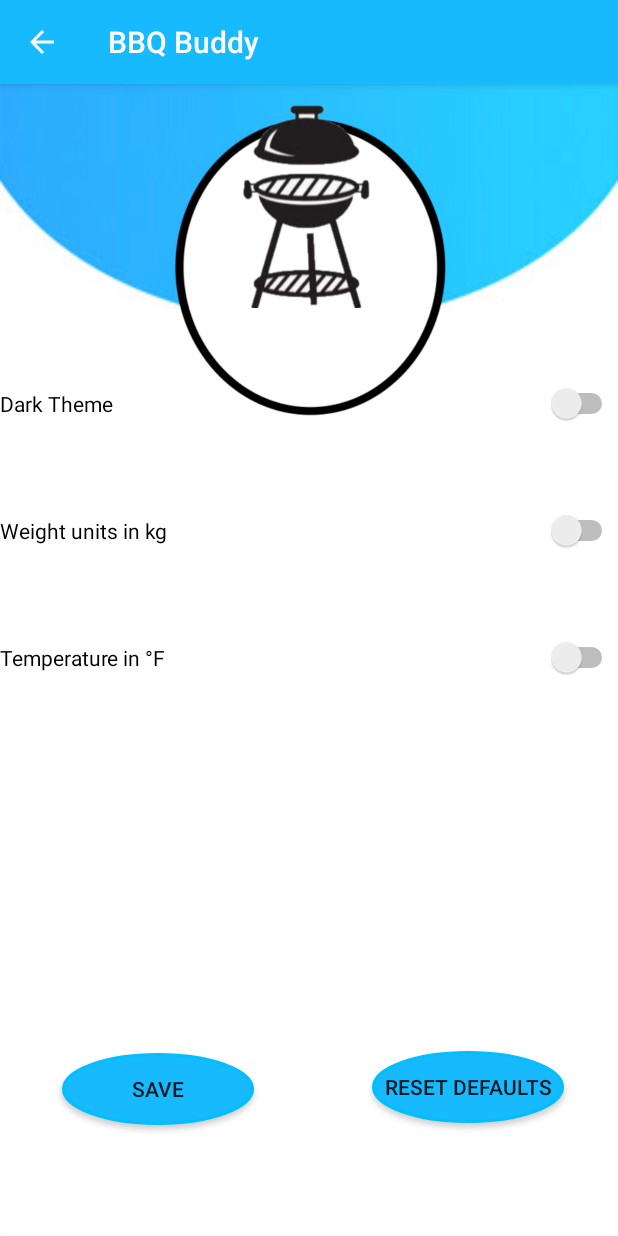
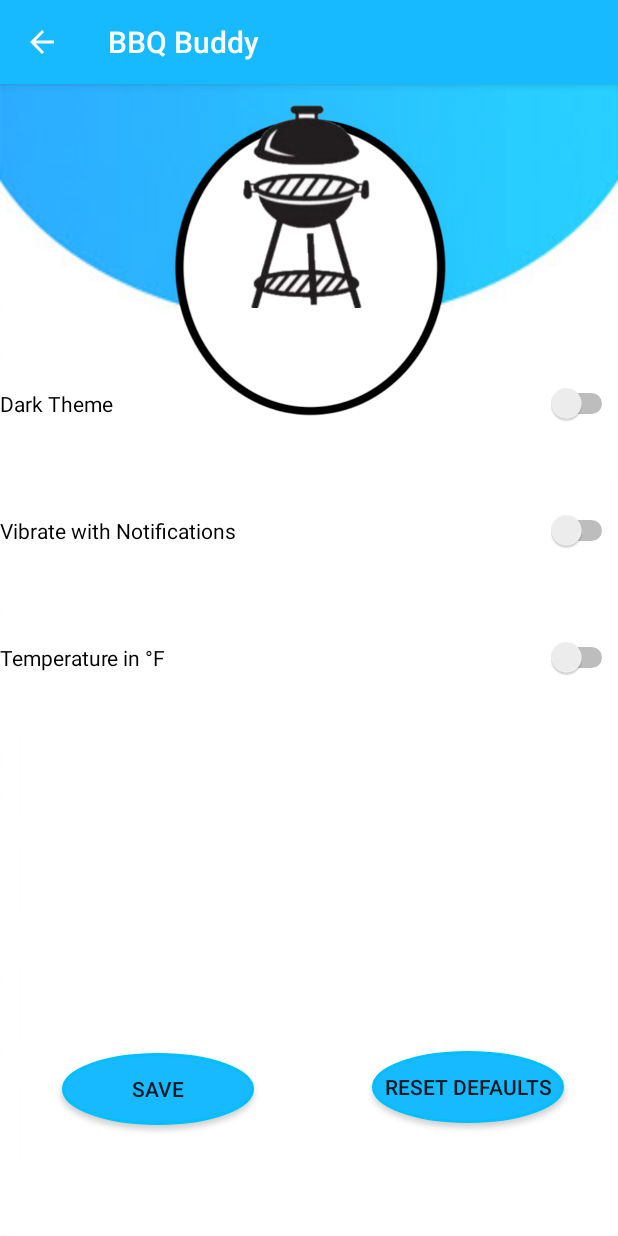
Before and after one commit to yhaydar/579245tyloply_TeamG, an Android app: the SettingsActivity screen opened directly, with no data from a screen before it, on a phone screen of 412 x 824 dp. Run offline under Robolectric (Android 15) with nearby library versions, the phone set to English and light mode, and no system bars.

Commit message:
Merge branch 'develop' of /Users/jmanikis/BuiltApps/579245tyloply_TeamG with conflicts.

```diff
--- a/app/src/main/java/backend/BlunoLibrary.java
+++ b/app/src/main/java/backend/BlunoLibrary.java
@@ -428,8 +428,6 @@ public class BlunoLibrary extends Activity {
         SharedPreferences preferences = mainContext.getSharedPreferences(SHARED_PREFS, MODE_PRIVATE);
         cTmpChecked = preferences.getBoolean(TempUnitSwitch, false);
 
-        //cTmpChecked = false;
-
         if(cTmpChecked){
             DegreesC = false;
 
--- a/app/src/main/res/layout/activity_settings.xml
+++ b/app/src/main/res/layout/activity_settings.xml
@@ -40,7 +40,7 @@
         android:layout_centerVertical="true"
         android:layout_marginStart="0dp"
         android:layout_marginTop="9dp"
-        android:text="Weight units in kg"
+        android:text="Vibrate with Notifications"
         android:textColor="?attr/textcolor"/>
 
     <Switch
```
